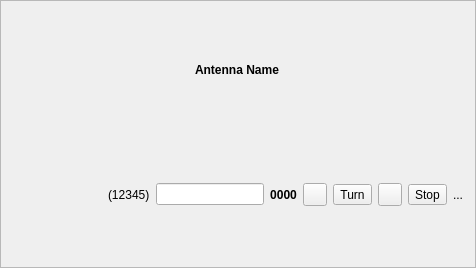
Old version of the form mqt/MqtLogger/rotcontrolframe.ui in the repository zsteva/backup-minos2.
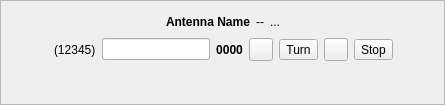
New version of the form.

Diff of the .ui file:
```diff
--- a/mqt/MqtLogger/rotcontrolframe.ui
+++ b/mqt/MqtLogger/rotcontrolframe.ui
@@ -6,8 +6,8 @@
    <rect>
     <x>0</x>
     <y>0</y>
-    <width>476</width>
-    <height>268</height>
+    <width>445</width>
+    <height>105</height>
    </rect>
   </property>
   <property name="windowTitle">
@@ -19,20 +19,11 @@
   <property name="frameShadow">
    <enum>QFrame::Raised</enum>
   </property>
-  <widget class="QWidget" name="layoutWidget">
-   <property name="geometry">
-    <rect>
-     <x>10</x>
-     <y>10</y>
-     <width>453</width>
-     <height>244</height>
-    </rect>
-   </property>
-   <layout class="QVBoxLayout" name="verticalLayout_17">
+  <layout class="QHBoxLayout" name="horizontalLayout">
     <item>
      <layout class="QVBoxLayout" name="verticalLayout">
       <item>
-       <layout class="QHBoxLayout" name="horizontalLayout_11">
+      <layout class="QHBoxLayout" name="horizontalLayout_2">
         <item>
          <spacer name="horizontalSpacer_13">
           <property name="orientation">
@@ -59,6 +50,23 @@
           </property>
          </widget>
         </item>
+       <item>
+        <widget class="QLabel" name="label">
+         <property name="text">
+          <string>--</string>
+         </property>
+         <property name="alignment">
+          <set>Qt::AlignCenter</set>
+         </property>
+        </widget>
+       </item>
+       <item>
+        <widget class="QLabel" name="rotatorState">
+         <property name="text">
+          <string>...</string>
+         </property>
+        </widget>
+       </item>
         <item>
          <spacer name="horizontalSpacer_14">
           <property name="orientation">
@@ -67,26 +75,26 @@
           <property name="sizeHint" stdset="0">
            <size>
             <width>78</width>
-            <height>104</height>
+           <height>17</height>
            </size>
           </property>
          </spacer>
         </item>
        </layout>
       </item>
-      <item>
-       <layout class="QHBoxLayout" name="horizontalLayout_17">
         <item>
          <layout class="QHBoxLayout" name="horizontalLayout_6">
           <item>
+        <layout class="QHBoxLayout" name="horizontalLayout_5">
+         <item>
            <spacer name="horizontalSpacer_4">
             <property name="orientation">
              <enum>Qt::Horizontal</enum>
             </property>
             <property name="sizeHint" stdset="0">
              <size>
-              <width>58</width>
-              <height>106</height>
+             <width>28</width>
+             <height>14</height>
              </size>
             </property>
            </spacer>
@@ -120,7 +128,7 @@
          </layout>
         </item>
         <item>
-         <layout class="QHBoxLayout" name="horizontalLayout_2">
+        <layout class="QHBoxLayout" name="horizontalLayout_3">
           <item>
            <widget class="QLabel" name="RotBrg">
             <property name="font">
@@ -190,20 +198,38 @@
            </widget>
           </item>
           <item>
-           <widget class="QLabel" name="rotatorState">
-            <property name="text">
-             <string>...</string>
-            </property>
-           </widget>
+          <spacer name="horizontalSpacer">
+           <property name="orientation">
+            <enum>Qt::Horizontal</enum>
+           </property>
+           <property name="sizeHint" stdset="0">
+            <size>
+             <width>40</width>
+             <height>20</height>
+            </size>
+           </property>
+          </spacer>
           </item>
          </layout>
         </item>
        </layout>
       </item>
+     <item>
+      <spacer name="verticalSpacer">
+       <property name="orientation">
+        <enum>Qt::Vertical</enum>
+       </property>
+       <property name="sizeHint" stdset="0">
+        <size>
+         <width>20</width>
+         <height>13</height>
+        </size>
+       </property>
+      </spacer>
+     </item>
      </layout>
     </item>
    </layout>
-  </widget>
  </widget>
  <resources/>
  <connections/>
```
Left out of the diff: 7 changed lines with no effect on the pictures. Lines whose indentation alone changed are shown as unchanged.
